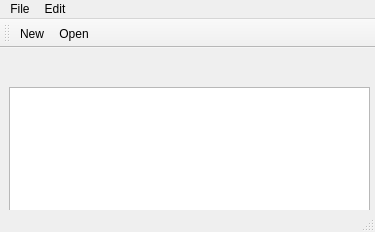
The window that notePad/mainwindow.ui (motazmuhammad/pdfManipulator) describes before a commit, drawn with Qt 5.
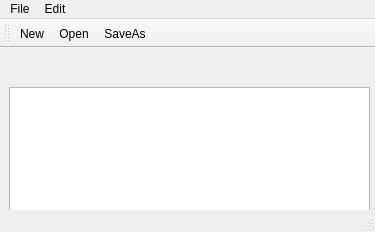
The same window after the commit. Icons and pictures are not drawn.

Patch:
```diff
--- a/notePad/mainwindow.ui
+++ b/notePad/mainwindow.ui
@@ -75,6 +75,7 @@
    </attribute>
    <addaction name="actionNew"/>
    <addaction name="actionOpen"/>
+   <addaction name="actionSaveAs"/>
   </widget>
   <action name="actionNew">
    <property name="icon">
```
Left out of the diff: 4 changed lines with no effect on the pictures.
